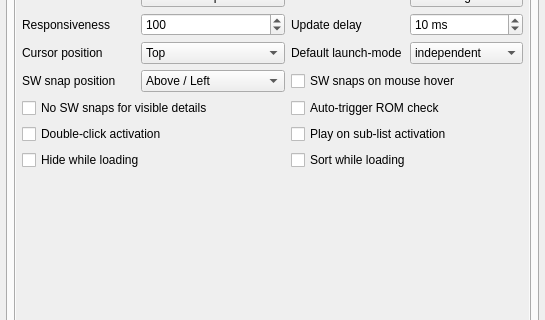
Old version of the form options.ui in the repository qmc2/qmc2-mame-fe; both pictures show x 0 to 545 and y 140 to 460 of the 545 by 609 pixel window.
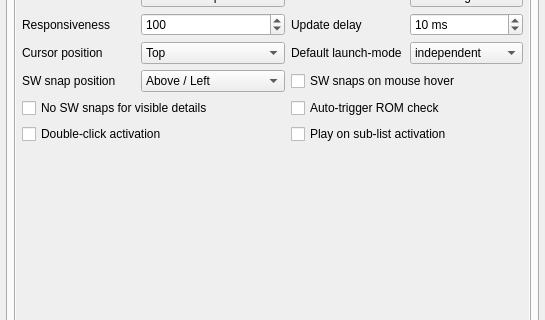
New version of the form. The open tabs and pages were chosen to show the change. Icons and pictures are not drawn.

Commit message: imp: minor speed ups on the initial loading of the game/machine list views

Diff of the .ui file:
```diff
--- a/options.ui
+++ b/options.ui
@@ -2514,8 +2514,8 @@
                <rect>
                 <x>0</x>
                 <y>0</y>
-                <width>508</width>
-                <height>273</height>
+                <width>513</width>
+                <height>506</height>
                </rect>
               </property>
               <layout class="QGridLayout" name="gridLayout_11">
@@ -2535,7 +2535,20 @@
                    </property>
                   </widget>
                  </item>
-                 <item row="10" column="0" colspan="4">
+                 <item row="8" column="0" colspan="4">
+                  <spacer name="verticalSpacer">
+                   <property name="orientation">
+                    <enum>Qt::Vertical</enum>
+                   </property>
+                   <property name="sizeHint" stdset="0">
+                    <size>
+                     <width>20</width>
+                     <height>40</height>
+                    </size>
+                   </property>
+                  </spacer>
+                 </item>
+                 <item row="9" column="0" colspan="4">
                   <layout class="QHBoxLayout" name="layout8_2">
                    <item>
                     <widget class="QLabel" name="labelLegend5Pic">
@@ -2656,19 +2669,6 @@
                    </property>
                   </widget>
                  </item>
-                 <item row="9" column="0" colspan="4">
-                  <spacer name="verticalSpacer">
-                   <property name="orientation">
-                    <enum>Qt::Vertical</enum>
-                   </property>
-                   <property name="sizeHint" stdset="0">
-                    <size>
-                     <width>20</width>
-                     <height>40</height>
-                    </size>
-                   </property>
-                  </spacer>
-                 </item>
                  <item row="2" column="2">
                   <widget class="QLabel" name="labelSortOrder">
                    <property name="text">
@@ -3061,38 +3061,6 @@
                    </property>
                   </widget>
                  </item>
-                 <item row="8" column="0" colspan="2">
-                  <widget class="QCheckBox" name="checkBoxHideWhileLoading">
-                   <property name="sizePolicy">
-                    <sizepolicy hsizetype="MinimumExpanding" vsizetype="Fixed">
-                     <horstretch>0</horstretch>
-                     <verstretch>0</verstretch>
-                    </sizepolicy>
-                   </property>
-                   <property name="toolTip">
-                    <string>Hide primary game list while loading (recommended, much faster)</string>
-                   </property>
-                   <property name="text">
-                    <string>Hide while loading</string>
-                   </property>
-                  </widget>
-                 </item>
-                 <item row="8" column="2" colspan="2">
-                  <widget class="QCheckBox" name="checkBoxSortOnline">
-                   <property name="sizePolicy">
-                    <sizepolicy hsizetype="MinimumExpanding" vsizetype="Fixed">
-                     <horstretch>0</horstretch>
-                     <verstretch>0</verstretch>
-                    </sizepolicy>
-                   </property>
-                   <property name="toolTip">
-                    <string>Sort game list while reloading (slower)</string>
-                   </property>
-                   <property name="text">
-                    <string>Sort while loading</string>
-                   </property>
-                  </widget>
-                 </item>
                  <item row="5" column="0">
                   <widget class="QLabel" name="labelSoftwareSnapPosition">
                    <property name="text">
```
Left out of the diff: 18 changed lines with no effect on the pictures. The commit also changes 5 other files.
